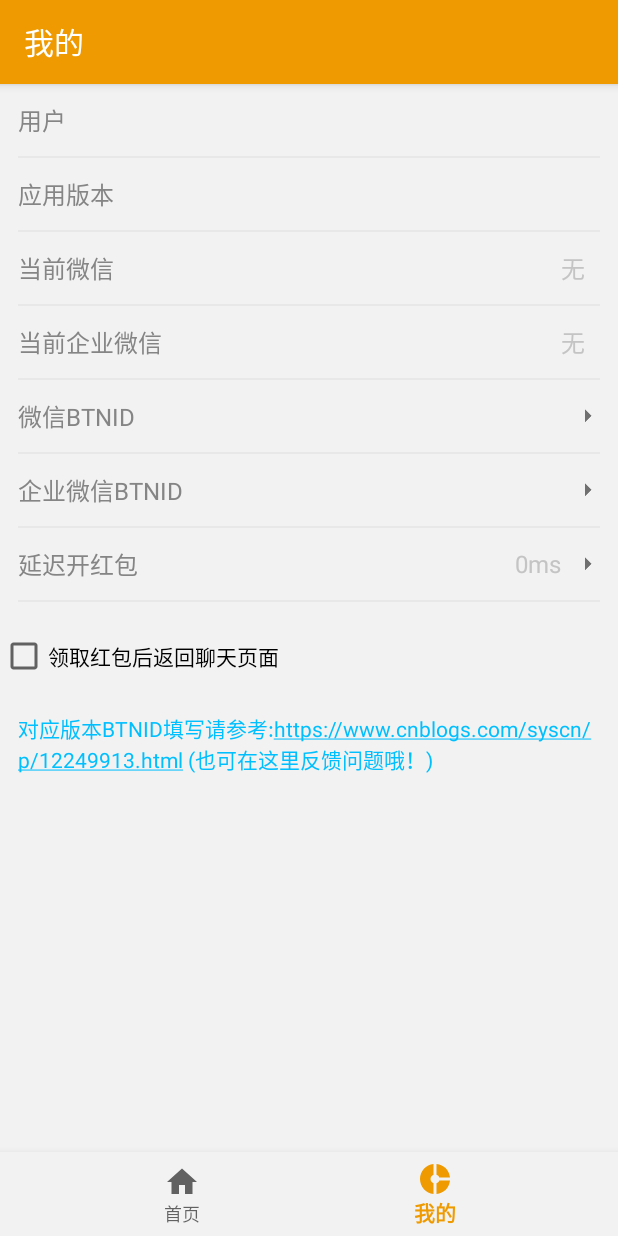
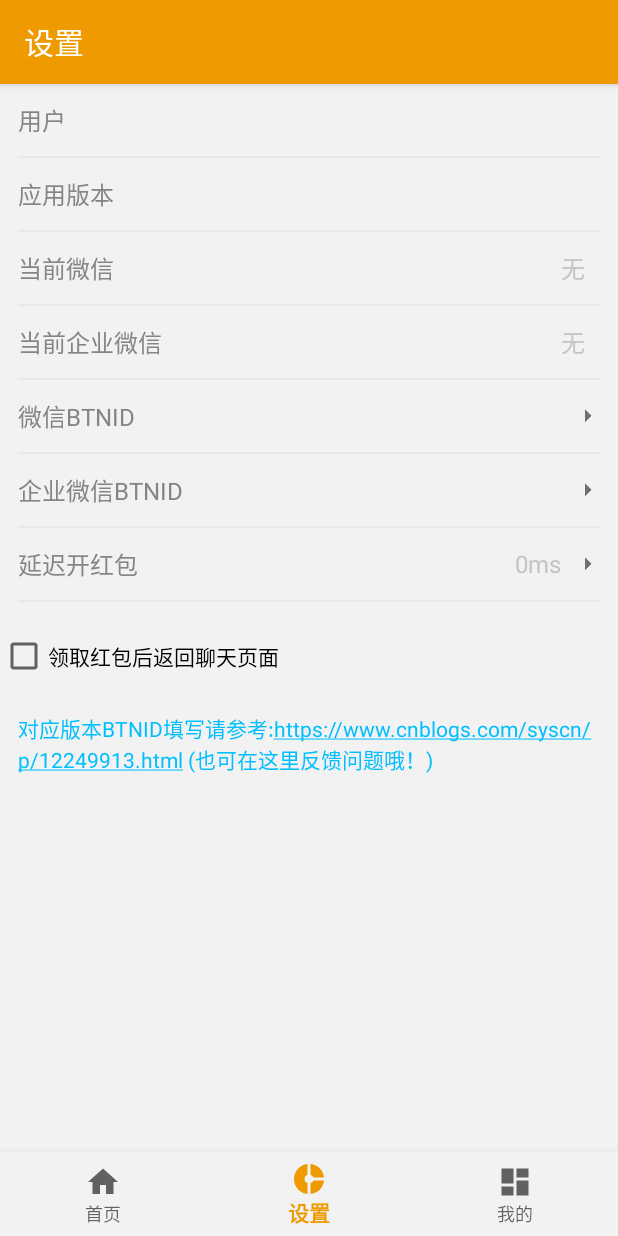
Before and after one commit to syssun/SysReadPacket, an Android app: the NotificationsFragment screen opened through its navigation route, on a phone screen of 412 x 824 dp. Run offline under Robolectric (Android 15) with nearby library versions, the light colour scheme and no system bars; our stand-ins replace navigation-ui; libraries missing offline, so code that uses them is left out: com.alibaba.fastjson, com.youth.banner; 8 statements that could not run were skipped.

Commit message:
优化代码

```diff
--- a/app/build.gradle
+++ b/app/build.gradle
@@ -8,7 +8,7 @@
         minSdkVersion 15
         targetSdkVersion 29
         versionCode 1
-        versionName "1.0.5"
+        versionName "1.0.6"
         testInstrumentationRunner "androidx.test.runner.AndroidJUnitRunner"
     }
     signingConfigs {
--- a/app/src/main/java/com/sys/readh/MainActivity.java
+++ b/app/src/main/java/com/sys/readh/MainActivity.java
@@ -23,7 +23,7 @@
                 R.id.navigation_home, R.id.navigation_dashboard, R.id.navigation_notifications)
                 .build();*/
         AppBarConfiguration appBarConfiguration = new AppBarConfiguration.Builder(
-                R.id.navigation_home, R.id.navigation_notifications)
+                R.id.navigation_home, R.id.navigation_notifications,R.id.navigation_dashboard)
                 .build();
         NavController navController = Navigation.findNavController(this, R.id.nav_host_fragment);
         NavigationUI.setupActionBarWithNavController(this, navController, appBarConfiguration);
--- a/app/src/main/java/com/sys/readh/adapter/impls/MyOnClickListener.java
+++ b/app/src/main/java/com/sys/readh/adapter/impls/MyOnClickListener.java
@@ -1,9 +1,6 @@
 package com.sys.readh.adapter.impls;
 
 import android.view.View;
-
-import com.sys.readh.adapter.items.InfoGrid;
-
-public interface MyOnClickListener {
-    public void itemOnclick(View view, InfoGrid infoGrid);
+public interface MyOnClickListener<V> {
+    public void itemOnclick(View view, V v);
 }
--- /dev/null
+++ b/app/src/main/java/com/sys/readh/adapter/items/BaseItem.java
@@ -0,0 +1,4 @@
+package com.sys.readh.adapter.items;
+
+public class BaseItem {
+}
--- a/app/src/main/java/com/sys/readh/adapter/items/HomeGrid.java
+++ b/app/src/main/java/com/sys/readh/adapter/items/HomeGrid.java
@@ -1,6 +1,6 @@
 package com.sys.readh.adapter.items;
 
-public class HomeGrid {
+public class HomeGrid extends  BaseItem{
     private Integer id;
     private Integer iamge;
     private String title;
--- a/app/src/main/java/com/sys/readh/adapter/items/InfoGrid.java
+++ b/app/src/main/java/com/sys/readh/adapter/items/InfoGrid.java
@@ -2,7 +2,7 @@
 
 import com.alibaba.fastjson.JSONObject;
 
-public class InfoGrid {
+public class InfoGrid extends  BaseItem{
     private String code;
     private String label;
     private String value;
--- a/app/src/main/java/com/sys/readh/ui/home/HomeFragment.java
+++ b/app/src/main/java/com/sys/readh/ui/home/HomeFragment.java
@@ -22,7 +22,9 @@
 import androidx.recyclerview.widget.RecyclerView;
 
 import com.sys.readh.R;
+import com.sys.readh.activitys.SettingsActivity;
 import com.sys.readh.adapter.HomeAdapter;
+import com.sys.readh.adapter.impls.MyOnClickListener;
 import com.sys.readh.adapter.items.HomeGrid;
 import com.sys.readh.loader.GlideImageLoader;
 import com.sys.readh.utils.AppUtils;
@@ -41,11 +43,13 @@
     HomeAdapter homeGridAdapter;
     TextView t1, t2;
     View root;
+    Context context;
     private SharedPreferences sharedPreferences;
 
     @Override
     public void onCreate(@Nullable Bundle savedInstanceState) {
         super.onCreate(savedInstanceState);
+        context = this.getContext();
         images = new ArrayList<Integer>();
         images.add(R.mipmap.tb_wazi);
         images.add(R.mipmap.tb_kuzi);
@@ -71,6 +75,7 @@
         homeGrids.add(new HomeGrid(R.mipmap.kaqii, "开启监听", "jianting"));
         homeGrids.add(new HomeGrid(R.mipmap.tongzhi, "开启通知", "tongzhi"));
         homeGridAdapter = new HomeAdapter(getActivity(), homeGrids);
+        homeGridAdapter.setMyOnClickListener(new MyOnClickListenerImpl());
         recyclerView.setAdapter(homeGridAdapter);
         t1 = root.findViewById(R.id.t1);
         t2 = root.findViewById(R.id.t2);
@@ -145,5 +150,30 @@
         //结束轮播
         banner.stopAutoPlay();
     }
+    //列表点击事件
+    class MyOnClickListenerImpl implements MyOnClickListener<HomeGrid>{
+        @Override
+        public void itemOnclick(View view, HomeGrid h) {
+
+            switch (h.getCtl()){
+                case "tongzhi":
+                    context.startActivity( new Intent(Settings.ACTION_NOTIFICATION_LISTENER_SETTINGS));
+                    break ;
+                case "jianting" :
+                    //判断btnid 是否填写
+                    String mmbtnid = sharedPreferences.getString(SharePerKeys.sys_mmbtnid,"");
+                    String weworkbtnid = sharedPreferences.getString(SharePerKeys.sys_weworkbtnid,"");
+                    if("".equals(mmbtnid) && "".equals(weworkbtnid)){
+                        Toast.makeText(context,"请在【我的】中正确填写BTNID",Toast.LENGTH_LONG).show();
+                        break;
+                    }
+                    context.startActivity( new Intent(Settings.ACTION_ACCESSIBILITY_SETTINGS));
+                    break ;
+                case "shezhi" :
+                    context.startActivity(new Intent(context, SettingsActivity.class));
+                    break ;
+            }
+        }
+    }
 
 }
--- a/app/src/main/java/com/sys/readh/ui/notifications/NotificationsFragment.java
+++ b/app/src/main/java/com/sys/readh/ui/notifications/NotificationsFragment.java
@@ -172,7 +172,7 @@
         });
         builder.show();
     }
-    class MyOnClickListenerImpl implements MyOnClickListener {
+    class MyOnClickListenerImpl implements MyOnClickListener<InfoGrid> {
         @Override
         public void itemOnclick(View view, InfoGrid infoGrid) {
             switch (infoGrid.getCode()) {
--- a/app/src/main/res/menu/bottom_nav_menu.xml
+++ b/app/src/main/res/menu/bottom_nav_menu.xml
@@ -5,15 +5,13 @@
         android:id="@+id/navigation_home"
         android:icon="@drawable/ic_home_black_24dp"
         android:title="@string/title_home" />
-
-    <!--<item
-        android:id="@+id/navigation_dashboard"
-        android:icon="@drawable/ic_dashboard_black_24dp"
-        android:title="@string/title_dashboard" />-->
-
     <item
         android:id="@+id/navigation_notifications"
         android:icon="@drawable/ic_donut_black_24dp"
         android:title="@string/title_notifications" />
+    <item
+        android:id="@+id/navigation_dashboard"
+        android:icon="@drawable/ic_dashboard_black_24dp"
+        android:title="@string/title_dashboard" />
 
 </menu>
--- a/app/src/main/res/values/strings.xml
+++ b/app/src/main/res/values/strings.xml
@@ -1,8 +1,8 @@
 <resources>
     <string name="app_name">红包神器</string>
     <string name="title_home">首页</string>
-    <string name="title_dashboard">Dashboard</string>
-    <string name="title_notifications">我的</string>
+    <string name="title_dashboard">我的</string>
+    <string name="title_notifications">设置</string>
     <string name="accessibility_desc">抢红包神器，帮你快速抢红包，解放双手，享受快人一块！</string>
 
     <string name="sys_notification_keyword">红包</string>
```
Also changed, not shown: app/src/main/java/com/sys/readh/adapter/HomeAdapter.java (+11 -35 lines), app/src/main/java/com/sys/readh/adapter/InfoGridAdapter.java (+1 -29 lines), app/src/main/res/layout/fragment_dashboard.xml (+17 -13 lines).
